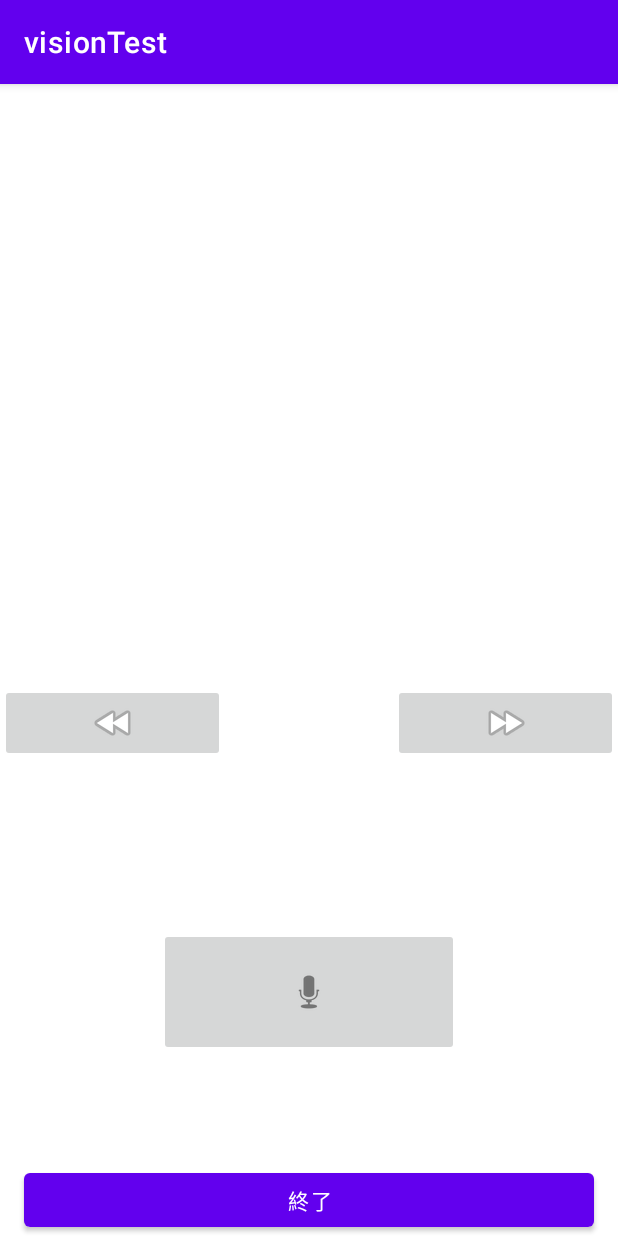
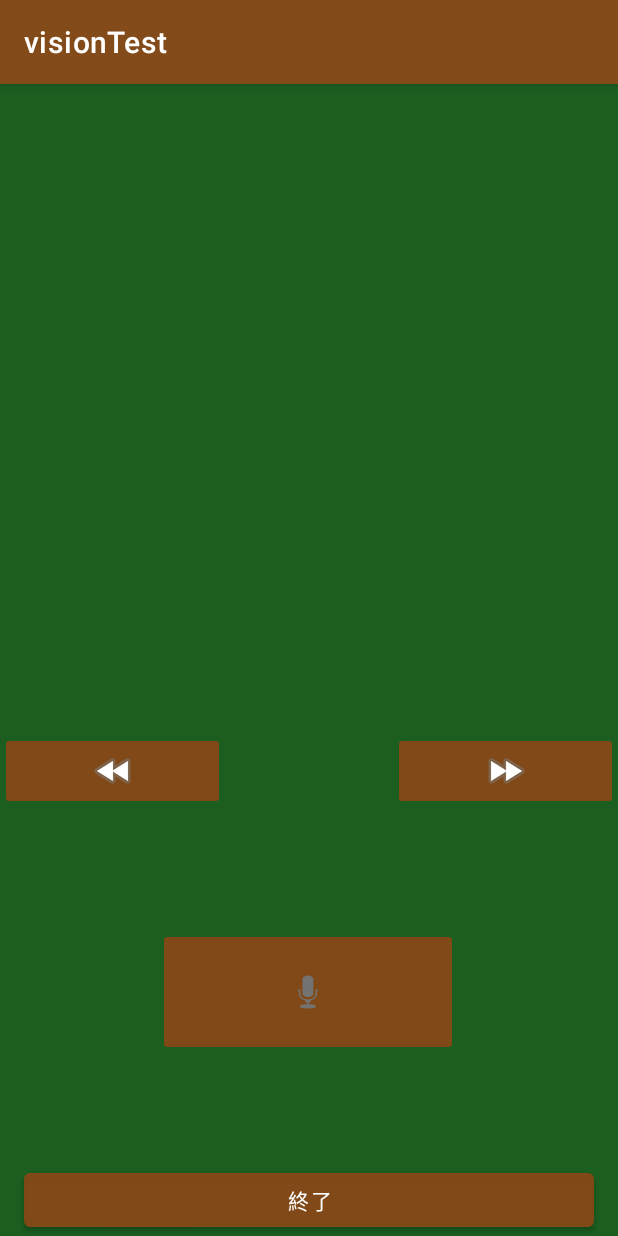
Before and after one commit to s20020/visionTest, an Android app: the StudyEnglish screen opened directly, with no data from a screen before it, on a phone screen of 412 x 824 dp. Run offline under Robolectric (Android 15) with nearby library versions, the phone set to English and light mode, and no system bars.

Commit message:
全部の色を黒板風に変えてみた。この雰囲気で行こうと思う。 実際に一問一答するところ、テキストの背景は白がいいか、そのまま緑がいいがまよっている。

```diff
--- a/app/src/main/java/jp/ac/it_college/std/s20020/visiontest/FolderSelect.kt
+++ b/app/src/main/java/jp/ac/it_college/std/s20020/visiontest/FolderSelect.kt
@@ -2,6 +2,7 @@ package jp.ac.it_college.std.s20020.visiontest
 
 import android.content.Intent
 import android.os.Bundle
+import android.view.View
 import android.widget.ArrayAdapter
 import androidx.appcompat.app.AlertDialog
 import androidx.appcompat.app.AppCompatActivity
@@ -29,12 +30,12 @@ class FolderSelect : AppCompatActivity() {
             SELECT distinct folder_name FROM main
         """.trimIndent()
 
-        binding.folderSelectList.getItemAtPosition(1)
 
         binding.backBtn2.setOnClickListener{
             finish()
             overridePendingTransition(R.anim.slide_in_left, R.anim.slide_out_right)
         }
+
 
 
         val db = _helper.writableDatabase
--- a/app/src/main/java/jp/ac/it_college/std/s20020/visiontest/StudyEnglish.kt
+++ b/app/src/main/java/jp/ac/it_college/std/s20020/visiontest/StudyEnglish.kt
@@ -91,7 +91,7 @@ class StudyEnglish : AppCompatActivity(), TextToSpeech.OnInitListener  {
 
     // 読み上げのスピード
     private fun setSpeechRate() {
-        textToSpeech?.setSpeechRate(1.0.toFloat())
+        textToSpeech?.setSpeechRate(0.8.toFloat())
     }
 
     // 読み上げのピッチ
--- a/app/src/main/res/layout/activity_edit.xml
+++ b/app/src/main/res/layout/activity_edit.xml
@@ -4,6 +4,7 @@
     xmlns:tools="http://schemas.android.com/tools"
     android:layout_width="match_parent"
     android:layout_height="match_parent"
+    android:background="#1B5E20"
     tools:context=".Edit">
 
     <TextView
@@ -25,6 +26,7 @@
         android:layout_height="628dp"
         android:layout_marginTop="60dp"
         android:layout_marginBottom="22dp"
+        android:background="#FFFFFF"
         android:isScrollContainer="false"
         app:layout_constraintBottom_toTopOf="@+id/textView"
         app:layout_constraintEnd_toEndOf="parent"
--- a/app/src/main/res/layout/activity_file_select.xml
+++ b/app/src/main/res/layout/activity_file_select.xml
@@ -4,6 +4,7 @@
     xmlns:tools="http://schemas.android.com/tools"
     android:layout_width="match_parent"
     android:layout_height="match_parent"
+    android:background="#1B5E20"
     tools:context=".FileSelect">
 
     <ListView
--- a/app/src/main/res/layout/activity_folder_select.xml
+++ b/app/src/main/res/layout/activity_folder_select.xml
@@ -4,6 +4,7 @@
     xmlns:tools="http://schemas.android.com/tools"
     android:layout_width="match_parent"
     android:layout_height="match_parent"
+    android:background="#1B5E20"
     tools:context=".FolderSelect">
 
     <ListView
--- a/app/src/main/res/layout/activity_main.xml
+++ b/app/src/main/res/layout/activity_main.xml
@@ -4,6 +4,7 @@
     xmlns:tools="http://schemas.android.com/tools"
     android:layout_width="match_parent"
     android:layout_height="match_parent"
+    android:background="#1B5E20"
     tools:context=".MainActivity">
 
     <Button
--- a/app/src/main/res/layout/activity_my_create.xml
+++ b/app/src/main/res/layout/activity_my_create.xml
@@ -4,6 +4,7 @@
     xmlns:tools="http://schemas.android.com/tools"
     android:layout_width="match_parent"
     android:layout_height="match_parent"
+    android:background="#1B5E20"
     tools:context=".MyCreate">
 
     <TextView
--- a/app/src/main/res/layout/activity_study_english.xml
+++ b/app/src/main/res/layout/activity_study_english.xml
@@ -4,17 +4,24 @@
     xmlns:tools="http://schemas.android.com/tools"
     android:layout_width="match_parent"
     android:layout_height="match_parent"
+    android:background="#1B5E20"
     tools:context=".StudyEnglish">
 
     <TextView
         android:id="@+id/study_en_text"
         android:layout_width="0dp"
         android:layout_height="350dp"
+        android:layout_marginStart="32dp"
+        android:layout_marginTop="32dp"
+        android:layout_marginEnd="32dp"
+        android:background="#FFFFFF"
+        android:backgroundTint="@color/bord"
         android:gravity="center"
         android:lineSpacingExtra="8sp"
         android:text="TextView"
         android:textAlignment="center"
         android:textAllCaps="false"
+        android:textColor="@color/white"
         android:textSize="34sp"
         android:textStyle="bold"
         android:typeface="normal"
@@ -28,9 +35,13 @@
         android:layout_width="200dp"
         android:layout_height="85dp"
         android:layout_marginBottom="72dp"
+        android:backgroundTint="@color/huti"
         app:layout_constraintBottom_toTopOf="@+id/end_btn"
         app:layout_constraintEnd_toEndOf="parent"
+        app:layout_constraintHorizontal_bias="0.497"
         app:layout_constraintStart_toStartOf="parent"
+        app:layout_constraintTop_toBottomOf="@+id/left_btn"
+        app:layout_constraintVertical_bias="1.0"
         app:srcCompat="@android:drawable/ic_btn_speak_now" />
 
     <Button
@@ -49,6 +60,7 @@
         android:layout_width="150dp"
         android:layout_height="wrap_content"
         android:layout_marginTop="50dp"
+        android:backgroundTint="@color/huti"
         app:layout_constraintEnd_toEndOf="parent"
         app:layout_constraintTop_toBottomOf="@+id/study_en_text"
         app:srcCompat="@android:drawable/ic_media_ff" />
@@ -58,17 +70,9 @@
         android:layout_width="150dp"
         android:layout_height="wrap_content"
         android:layout_marginTop="50dp"
+        android:backgroundTint="@color/huti"
         app:layout_constraintStart_toStartOf="parent"
         app:layout_constraintTop_toBottomOf="@+id/study_en_text"
         app:srcCompat="@android:drawable/ic_media_rew" />
 
-    <TextView
-        android:id="@+id/e_num"
-        android:layout_width="50dp"
-        android:layout_height="50dp"
-        android:textAlignment="textStart"
-        android:textSize="34sp"
-        app:layout_constraintStart_toStartOf="parent"
-        app:layout_constraintTop_toTopOf="parent" />
-
 </androidx.constraintlayout.widget.ConstraintLayout>
--- a/app/src/main/res/values/colors.xml
+++ b/app/src/main/res/values/colors.xml
@@ -7,4 +7,8 @@
     <color name="teal_700">#FF018786</color>
     <color name="black">#FF000000</color>
     <color name="white">#FFFFFFFF</color>
+
+    <color name="bord">#1B5E20</color>
+    <color name="huti">#FA824917</color>
+
 </resources>
--- a/app/src/main/res/values/themes.xml
+++ b/app/src/main/res/values/themes.xml
@@ -2,7 +2,7 @@
     <!-- Base application theme. -->
     <style name="Theme.VisionTest" parent="Theme.MaterialComponents.DayNight.DarkActionBar">
         <!-- Primary brand color. -->
-        <item name="colorPrimary">@color/purple_500</item>
+        <item name="colorPrimary">@color/huti</item>
         <item name="colorPrimaryVariant">@color/purple_700</item>
         <item name="colorOnPrimary">@color/white</item>
         <!-- Secondary brand color. -->
```
Also changed, not shown: app/src/main/res/layout/activity_create.xml (+8 -6 lines), app/src/main/res/layout/activity_file_foleder_input.xml (+10 -4 lines), app/src/main/res/layout/activity_order.xml (+28 -11 lines), app/src/main/res/layout/activity_study_japanese.xml (+8 -0 lines), app/src/main/res/layout/activity_study_or_create.xml (+8 -6 lines).
